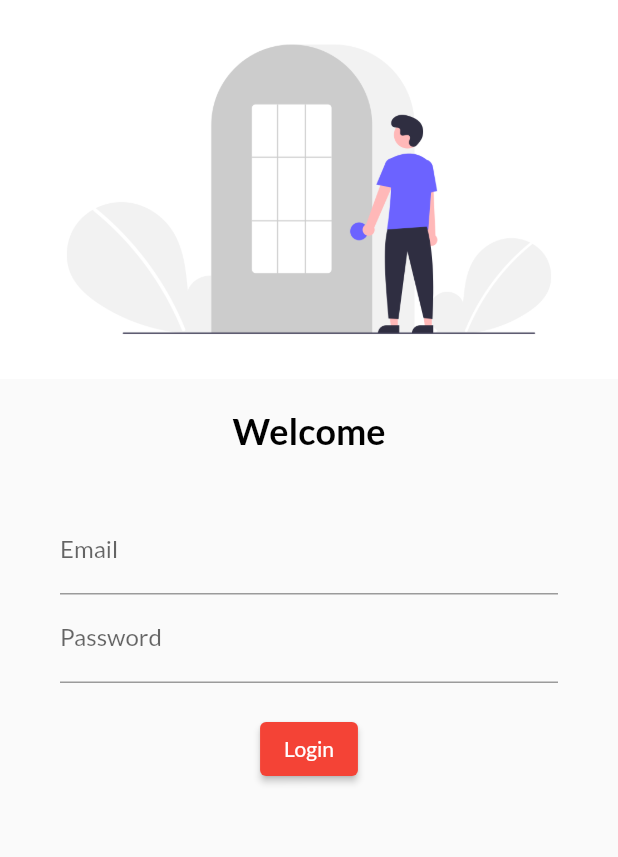
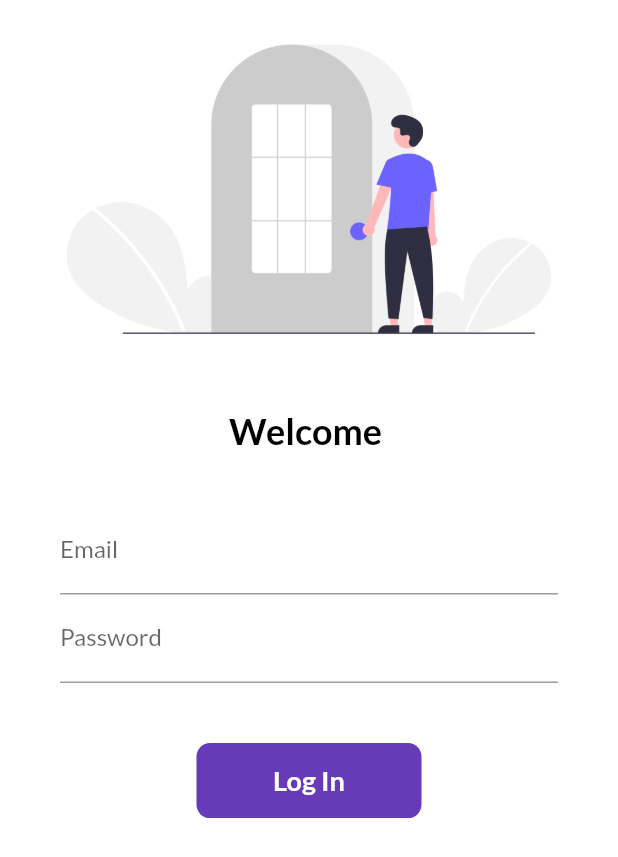
Before and after one commit to AkshayPathak01/catlog_app, a Flutter app: the screen it shows after launch, on a phone screen of 412 x 824 dp. Shown: the top 857 px of the screen. Run offline on Flutter 3.47's test engine with Material 2 defaults, Android fonts, the phone set to English and light mode, and no system bars; our stand-ins replace google_fonts.

Commit message:
Add textformfield

```diff
--- a/lib/main.dart
+++ b/lib/main.dart
@@ -1,5 +1,6 @@
 import 'package:catlog_app/pages/home_page.dart';
 import 'package:catlog_app/pages/login_page.dart';
+import 'package:catlog_app/utils/routes.dart';
 import 'package:flutter/material.dart';
 import 'package:google_fonts/google_fonts.dart';
 
@@ -12,10 +13,11 @@ class MyApp extends StatelessWidget {
   Widget build(BuildContext context) {
     // buildcontext create a tree
     return MaterialApp(
-      themeMode: ThemeMode.system, // use system ,dark ,light
+      debugShowCheckedModeBanner: false,
+      themeMode: ThemeMode.light, // use system ,dark ,light
       theme: ThemeData(
         // when u use light theme then theme use
-        primarySwatch: Colors.red,
+        primarySwatch: Colors.deepPurple,
         fontFamily: GoogleFonts.lato().fontFamily,
       ),
       darkTheme: ThemeData(
@@ -25,7 +27,9 @@ class MyApp extends StatelessWidget {
       initialRoute: "/",
       routes: {
         "/": (context) => new LoginPage(), // "/" by default screen of app
-        "/home": (context) =>
+        MyRoutes.loginRoutes: (context) =>
+            new LoginPage(), // create object of class with new keyword not complusary
+        MyRoutes.homeRoutes: (context) =>
             new HomePage(), // create object of class with new keyword not complusary
       },
     );
--- a/lib/pages/login_page.dart
+++ b/lib/pages/login_page.dart
@@ -1,10 +1,24 @@
+import 'package:catlog_app/utils/routes.dart';
 import 'package:flutter/material.dart';
+import 'package:google_fonts/google_fonts.dart';
 
-class LoginPage extends StatelessWidget {
+class LoginPage extends StatefulWidget {
+  @override
+  _LoginPageState createState() => _LoginPageState();
+}
+
+class _LoginPageState extends State<LoginPage> {
+  // _ private
+// state extend stateful wideget (LoginPage)
+  String name = "";
+  bool cButton = false;
+  final _formKey = GlobalKey<FormState>();
   @override
   Widget build(BuildContext context) {
     return Material(
-        //color: Colors.white,
+      color: Colors.white,
+      child: SingleChildScrollView(
+        child: Form(
           child: Column(
             children: [
               Image.asset(
@@ -15,55 +29,94 @@ class LoginPage extends StatelessWidget {
                 height: 20.0,
               ),
               Text(
-          "Welcome",
+                "Welcome $name",
                 style: TextStyle(
-              color: Colors.black, fontSize: 24, fontWeight: FontWeight.bold),
+                    color: Colors.black,
+                    fontSize: 24,
+                    fontWeight: FontWeight.bold),
               ),
               SizedBox(
                 height: 20.0,
               ),
               Padding(
-            padding:
-                const EdgeInsets.symmetric(vertical: 16.0, horizontal: 40.0),
+                  padding: const EdgeInsets.symmetric(
+                      vertical: 16.0, horizontal: 40.0),
                   child: Column(
                     children: [
                       TextFormField(
-                  style: TextStyle(color: Colors.white),
                         decoration: InputDecoration(
                           hintText: " Enter Email ",
                           labelText: "Email",
-                    focusedBorder: OutlineInputBorder(
-                      borderSide:
-                          const BorderSide(color: Colors.black38, width: 1.5),
-                      borderRadius: BorderRadius.circular(10.0),
                         ),
-                  ),
+                        onChanged: (val) {
+                          name = val;
+                          setState(() {});
+                        },
                       ),
                       TextFormField(
-                  style: TextStyle(color: Colors.white),
                         obscureText: true,
                         decoration: InputDecoration(
                           hintText: " Enter Password ",
                           labelText: "Password",
-                    focusedBorder: OutlineInputBorder(
-                      borderSide:
-                          const BorderSide(color: Colors.black38, width: 1.5),
-                      borderRadius: BorderRadius.circular(10.0),
+                        ),
+                      ),
+                      SizedBox(
+                        height: 40.0,
+                      ),
+                      Material(
+                        color: Colors.deepPurple,
+                        borderRadius:
+                            BorderRadius.circular(cButton ? 50.0 : 9.0),
+                        child: InkWell(
+                          onTap: () async {
+                            setState(() {
+                              cButton = true;
+                            });
+                            await Future.delayed(
+                              Duration(seconds: 1),
+                            );
+                            await Navigator.pushNamed(
+                                context, MyRoutes.homeRoutes);
+                            setState(() {
+                              cButton = false;
+                            });
+                          },
+                          child: AnimatedContainer(
+                            duration: Duration(seconds: 1),
+                            width: cButton ? 50 : 150,
+                            height: 50,
+                            alignment: Alignment.center,
+                            child: cButton
+                                ? Icon(
+                                    Icons.done,
+                                    color: Colors.white,
+                                  )
+                                : Text(
+                                    "Log In",
+                                    style: TextStyle(
+                                      color: Colors.white,
+                                      fontSize: 18,
+                                      fontWeight: FontWeight.bold,
                                     ),
                                   ),
                           ),
-                SizedBox(
-                  height: 20.0,
                         ),
-                ElevatedButton(
+                      ),
+                      /*ElevatedButton(
                         onPressed: () {
-                      print("Hiii");
+                          Navigator.pushNamed(context, MyRoutes.homeRoutes);
                         },
                         child: Text("Login"),
-                    style: TextButton.styleFrom())
+                        style: TextButton.styleFrom(
+                          minimumSize: Size(150, 40),
+                        ),
+                      )*/
                     ],
                   ))
             ],
-    ));
+          ),
+        ),
+      ),
+    );
   }
 }
--- /dev/null
+++ b/lib/utils/routes.dart
@@ -0,0 +1,5 @@
+class MyRoutes {
+  static String loginRoutes = "/login";
+
+  static String homeRoutes = "/home";
+}
```
Lines whose indentation alone changed are shown as unchanged.
